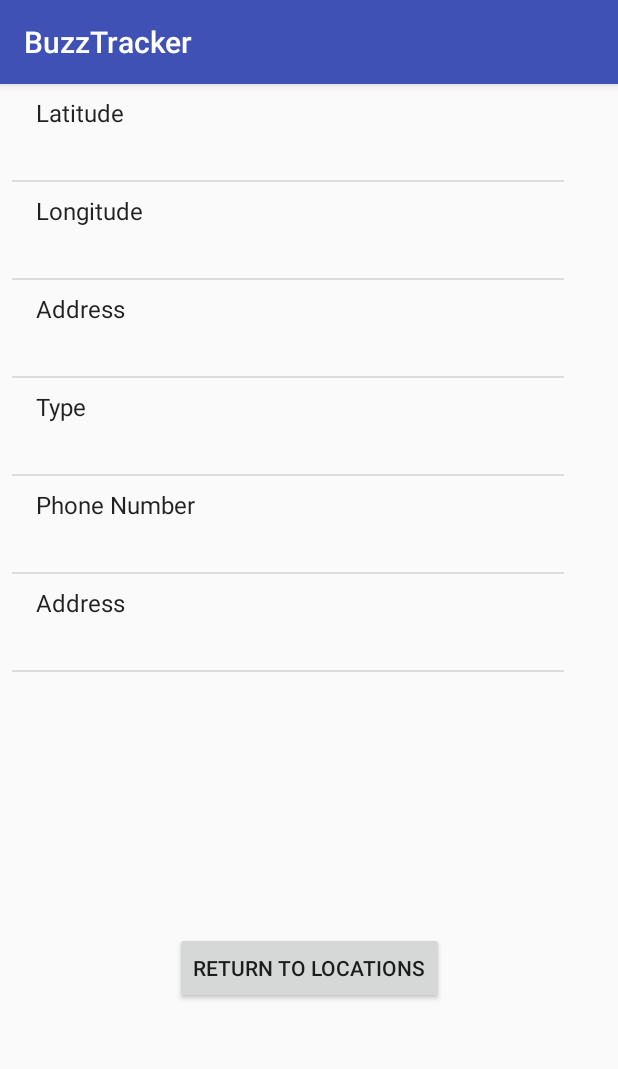
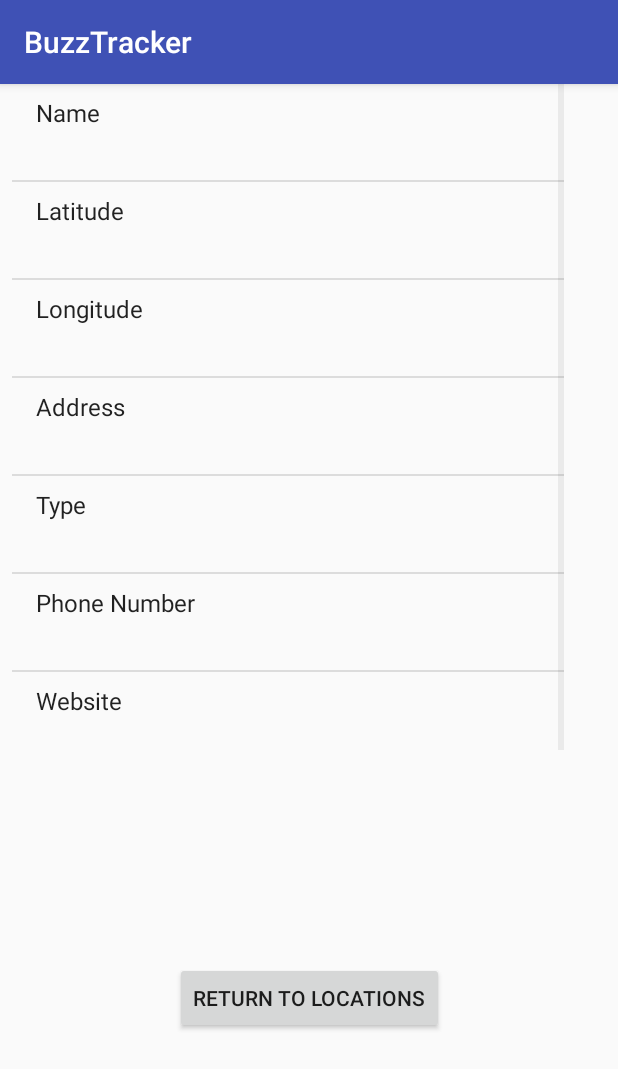
Before and after one commit to peteherman/cs2340, an Android app: the LocationDescriptionActivity screen opened directly, with no data from a screen before it, on a phone screen of 412 x 824 dp. Shown: the top 1069 px of the screen. Run offline under Robolectric (Android 15) with nearby library versions, the phone set to English and light mode, and no system bars.

Commit message:
Add name and fix locations list formatting

```diff
--- a/BuzzTracker/app/src/main/java/com/example/gourn/buzztracker/LocationDescriptionActivity.java
+++ b/BuzzTracker/app/src/main/java/com/example/gourn/buzztracker/LocationDescriptionActivity.java
@@ -24,6 +24,7 @@ public class LocationDescriptionActivity extends AppCompatActivity {
         super.onCreate(savedInstanceState);
         setContentView(R.layout.activity_location_description);
 
+        String locationName = getIntent().getStringExtra("EXTRA_LOCATION_NAME");
         String locationLatitude = getIntent().getStringExtra("EXTRA_LOCATION_LATITUDE");
         String locationLongitude = getIntent().getStringExtra("EXTRA_LOCATION_LONGITUDE");
         String locationAddress = getIntent().getStringExtra("EXTRA_LOCATION_ADDRESS");
@@ -31,8 +32,8 @@ public class LocationDescriptionActivity extends AppCompatActivity {
         String locationPhoneNum = getIntent().getStringExtra("EXTRA_LOCATION_PHONE_NUM");
         String locationWebsite = getIntent().getStringExtra("EXTRA_LOCATION_WEBSITE");
 
-        final String[] locationVariables = {"Latitude", "Longitude", "Address", "Type", "Phone Number", "Address"};
-        final String[] locationValues = {locationLatitude, locationLongitude, locationAddress, locationType, locationPhoneNum, locationWebsite};
+        final String[] locationVariables = {"Name", "Latitude", "Longitude", "Address", "Type", "Phone Number", "Website"};
+        final String[] locationValues = {locationName, locationLatitude, locationLongitude, locationAddress, locationType, locationPhoneNum, locationWebsite};
         ArrayAdapter descriptionAdapter = new ArrayAdapter(this, android.R.layout.simple_list_item_2, android.R.id.text1, locationVariables) {
             @Override
             public View getView(int position, View convertView, ViewGroup parent) {
--- a/BuzzTracker/app/src/main/java/com/example/gourn/buzztracker/LocationsList.java
+++ b/BuzzTracker/app/src/main/java/com/example/gourn/buzztracker/LocationsList.java
@@ -94,6 +94,7 @@ public class LocationsList extends AppCompatActivity {
 
     private void clickLocation(View v, Location locationId) {
         Intent intent = new Intent(this, LocationDescriptionActivity.class);
+        intent.putExtra("EXTRA_LOCATION_NAME", locationId.getName());
         intent.putExtra("EXTRA_LOCATION_LATITUDE", locationId.getLatitude());
         intent.putExtra("EXTRA_LOCATION_LONGITUDE", locationId.getLongitude());
         intent.putExtra("EXTRA_LOCATION_ADDRESS", locationId.getAddress());
--- a/BuzzTracker/app/src/main/res/layout/activity_location_description.xml
+++ b/BuzzTracker/app/src/main/res/layout/activity_location_description.xml
@@ -9,7 +9,7 @@
     <ListView
         android:id="@+id/location_description_view"
         android:layout_width="368dp"
-        android:layout_height="410dp"
+        android:layout_height="450dp"
         android:layout_marginStart="8dp"
         app:layout_constraintStart_toStartOf="parent"
         app:layout_constraintTop_toTopOf="parent" />
```
